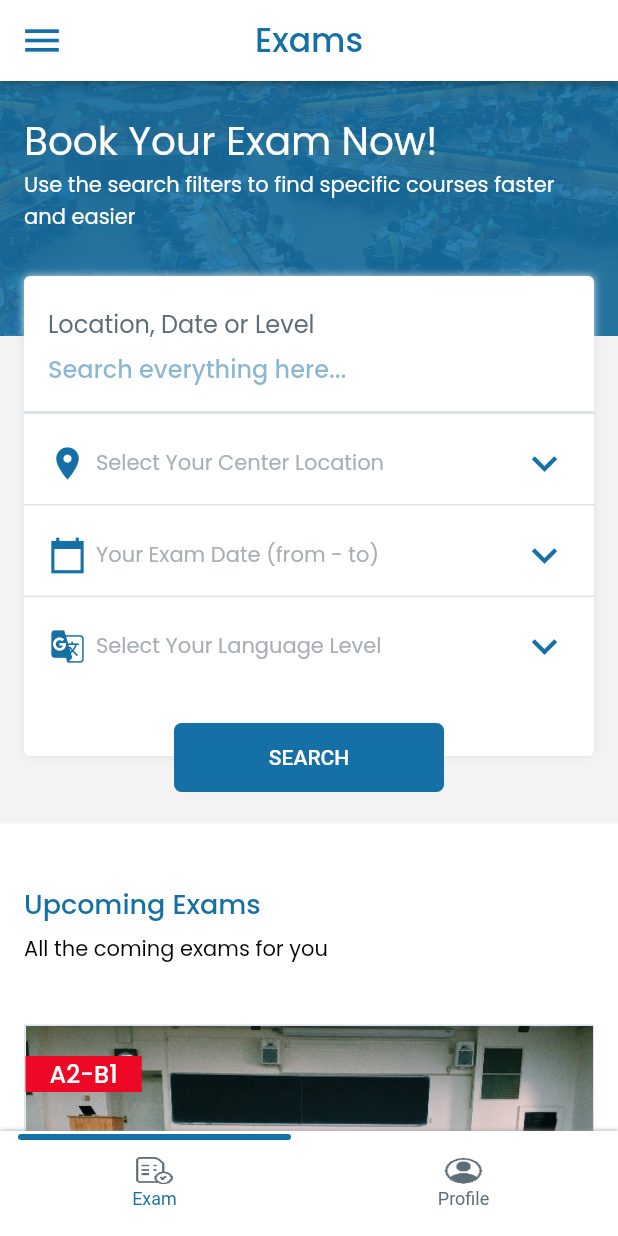
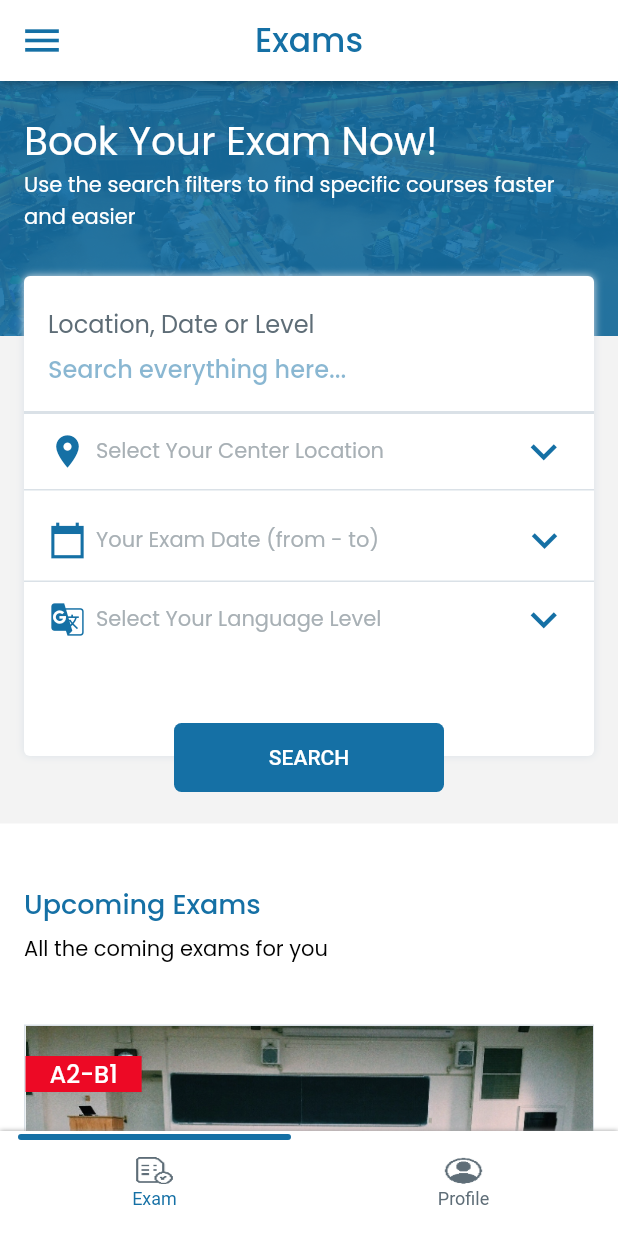
Before and after one commit to vikramS-addweb/Flutter-BBZ-Private, a Flutter app: the screen it shows after launch, on a phone screen of 412 x 824 dp. Run offline on Flutter 3.47's test engine with Material 2 defaults, Android fonts, the phone set to English and light mode, and no system bars; drawn by our look-alikes of persistent_bottom_nav_bar; our stand-ins replace connectivity_plus, custom_navigation_bar, get, image_picker, percent_indicator; missing offline and left inert: custom_top_navigator.

```diff
--- a/lib/Components/DropdownButtonCustom.dart
+++ b/lib/Components/DropdownButtonCustom.dart
@@ -2,60 +2,168 @@ import 'package:bbz/Styles/ColorStyle.dart';
 import 'package:flutter/material.dart';
 import '../Styles/TextStyles.dart';
 
-class DropdownButtonCustom extends StatelessWidget {
-  final Function()? ontap;
-  // final Color? colorBG;
+class DropdownButtonCustom extends StatefulWidget {
+  final Function(String)? onChanged;
+
   final double? width;
   final double? height;
   final List? list;
-  final String? dropdownValue;
+  final EdgeInsets? padding;
+  final Color? colorIcon;
+  final IconData? icon;
+  final TextStyle? textStyle;
+  final String? hintText;
 
-  // final List demoData = ['one', 'two', 'three'];
+  DropdownButtonCustom(
+      {Key? key,
+        this.onChanged,
+        this.width = 150,
+        this.height = 50,
+        this.list = const ['One', 'Two', 'Three'],
+        this.padding = const EdgeInsets.all(0),
+        this.colorIcon = Colors.red,
+        this.textStyle = const TextStyle(color: Colors.red),
+        this.hintText = 'Type your hint text here',
+        this.icon = Icons.add
+      }) : super(key: key);
 
-  DropdownButtonCustom({
-    Key? key,
-    this.ontap,
-    this.width = 150,
-    this.height = 50,
-    this.list,
-    this.dropdownValue = '',
-  }) : super(key: key);
+  @override
+  State<DropdownButtonCustom> createState() => _DropdownButtonCustomState();
+}
+
+class _DropdownButtonCustomState extends State<DropdownButtonCustom> {
+  String? dropdownValue;
+
   @override
   Widget build(BuildContext context) {
-    return SizedBox(
-      width: width,
-      height: height,
-      child: Container(
-        padding: const EdgeInsets.all(8),
-        decoration: BoxDecoration(
-            border: Border.all(color: ColorStyle.grey_DAE1E7), //border of dropdown button
-            borderRadius: BorderRadius.circular(5)),
-        child: DropdownButton<String>(
-          value: list!.first, isExpanded: true,
-          icon: Icon(Icons.expand_more,size: 35, color: ColorStyle.primaryColor_1570A5,),
-          elevation: 16,
-          style: TextStyle(color: ColorStyle.grey_DAE1E7),
-          underline: Container(
-            height: 0,
-            color: Colors.deepPurpleAccent,
+    return Container(
+      width: widget.width,
+      height: widget.height,
+      padding: widget.padding,
+      child: Row(
+        children: [
+          Icon(
+            widget.icon,
+            color: ColorStyle.primaryColor_1570A5,
+            size: 26,
           ),
-          onChanged: (String? value) {
-            // This is called when the user selects an item.
-            // setState(() {
-            //   dropdownValue = value!;
-            // });
-          },
-          items: list!
-              .map((e) => DropdownMenuItem<String>(
-            value: e,
-            child: Text(e),
-          ))
-              .toList(),
-        ),
+          const SizedBox(width: 6),
+          Expanded(
+              child: DropdownButton<String>(
+                icon: Icon(
+                  Icons.expand_more,
+                  size: 35,
+                  color: widget.colorIcon,
+                ),
+                value: dropdownValue,
+                isExpanded: true,
+                elevation: 16,
+                style: widget.textStyle,
+                hint: Text(
+                  widget.hintText!,
+                  style: widget.textStyle!.apply(color: ColorStyle.grey_A8B0B5),
+                  textAlign: TextAlign.center,
+                ),
+                underline: Container(
+                  height: 0,
+                  color: Colors.deepPurpleAccent,
+                ),
+                onChanged: (value) {
+                  dropdownValue = value;
+
+                  setState(() {
+
+                  });
+                },
+                items: widget.list!.map((e) => DropdownMenuItem<String>(
+                  value: e,
+                  child: Text(
+                    e,
+                    style: widget.textStyle!.apply(color: Colors.black),
+                  ),
+                )).toList(),
+              ))
+        ],
       ),
     );
   }
 }
+
+// class DropdownButtonCustom extends StatelessWidget {
+//   final Function(String)? onChanged;
+//
+//   final double? width;
+//   final double? height;
+//   final List? list;
+//   final String? dropdownValue;
+//   final EdgeInsets? padding;
+//   final Color? colorIcon;
+//   final TextStyle? textStyle;
+//
+//   DropdownButtonCustom(
+//       {Key? key,
+//       this.onChanged,
+//       this.width = 150,
+//       this.height = 50,
+//       this.list = const ['One', 'Two', 'Three'],
+//       this.dropdownValue, // = 'One',
+//       this.padding = const EdgeInsets.all(0),
+//       this.colorIcon = Colors.red,
+//       this.textStyle = const TextStyle(color: Colors.red)})
+//       : super(key: key);
+//
+//   @override
+//   Widget build(BuildContext context) {
+//     return Container(
+//       width: width,
+//       height: height,
+//       padding: padding,
+//       child: Row(
+//         children: [
+//           Icon(
+//             Icons.location_on,
+//             color: ColorStyle.primaryColor_1570A5,
+//             size: 26,
+//           ),
+//           const SizedBox(width: 6),
+//           Expanded(
+//               child: DropdownButton<String>(
+//             icon: Icon(
+//               Icons.expand_more,
+//               size: 35,
+//               color: colorIcon,
+//             ),
+//             value: dropdownValue,
+//             isExpanded: true,
+//             elevation: 16,
+//             style: textStyle,
+//             hint: Text(
+//               'Select Month',
+//               style: textStyle!.apply(color: ColorStyle.grey_A8B0B5),
+//               textAlign: TextAlign.center,
+//             ),
+//             underline: Container(
+//               height: 0,
+//               color: Colors.deepPurpleAccent,
+//             ),
+//             onChanged: (value) {
+//               // onChanged!(value!);
+//             },
+//             items: list!
+//                 .map((e) => DropdownMenuItem<String>(
+//                       value: e,
+//                       child: Text(
+//                         e,
+//                         style: textStyle!.apply(color: Colors.black),
+//                       ),
+//                     ))
+//                 .toList(),
+//           ))
+//         ],
+//       ),
+//     );
+//   }
+// }
 
 class DropdownWithLabel extends StatelessWidget {
   const DropdownWithLabel({
@@ -72,8 +180,10 @@ class DropdownWithLabel extends StatelessWidget {
 
   final String? firstText;
   final String? secondText;
+
   // final String? hintText;
   final Function()? ontap;
+
   // final Color? colorBG;
   final double? width;
   final double? height;
@@ -86,43 +196,59 @@ class DropdownWithLabel extends StatelessWidget {
       children: [
         Row(
           children: [
-            Text(firstText!, style: TextStylesCustom.textStyles_14,),
-            Text(secondText!, style: TextStylesCustom.textStyles_14.apply(color: ColorStyle.red_ED0925),),
+            Text(
+              firstText!,
+              style: TextStylesCustom.textStyles_14,
+            ),
+            Text(
+              secondText!,
+              style: TextStylesCustom.textStyles_14
+                  .apply(color: ColorStyle.red_ED0925),
+            ),
           ],
         ),
-        const SizedBox(height: 14,),
-    SizedBox(
-    width: width,
-    height: height,
-    child: Container(
-    padding: const EdgeInsets.all(8),
-    decoration: BoxDecoration(
-    border: Border.all(color: ColorStyle.grey_DAE1E7), //border of dropdown button
-    borderRadius: BorderRadius.circular(5)),
-    child: DropdownButton<String>(
-    value: list!.first, isExpanded: true,
-    icon: Icon(Icons.expand_more,size: 35, color: ColorStyle.primaryColor_1570A5,),
-    elevation: 16,
-    style: TextStyle(color: ColorStyle.grey_DAE1E7),
-    underline: Container(
-    height: 0,
-    color: Colors.deepPurpleAccent,
-    ),
-    onChanged: (String? value) {
-    // This is called when the user selects an item.
-    // setState(() {
-    //   dropdownValue = value!;
-    // });
-    },
-    items: list!
-        .map((e) => DropdownMenuItem<String>(
-    value: e,
-    child: Text(e),
-    ))
-        .toList(),
-    ),
-    ),
-    )    ],
+        const SizedBox(
+          height: 14,
+        ),
+        SizedBox(
+          width: width,
+          height: height,
+          child: Container(
+            padding: const EdgeInsets.all(8),
+            decoration: BoxDecoration(
+                border: Border.all(color: ColorStyle.grey_DAE1E7),
+                //border of dropdown button
+                borderRadius: BorderRadius.circular(5)),
+            child: DropdownButton<String>(
+              value: list!.first,
+              isExpanded: true,
+              icon: Icon(
+                Icons.expand_more,
+                size: 35,
+                color: ColorStyle.primaryColor_1570A5,
+              ),
+              elevation: 16,
+              style: TextStyle(color: ColorStyle.grey_DAE1E7),
+              underline: Container(
+                height: 0,
+                color: Colors.deepPurpleAccent,
+              ),
+              onChanged: (String? value) {
+                // This is called when the user selects an item.
+                // setState(() {
+                //   dropdownValue = value!;
+                // });
+              },
+              items: list!
+                  .map((e) => DropdownMenuItem<String>(
+                        value: e,
+                        child: Text(e),
+                      ))
+                  .toList(),
+            ),
+          ),
+        )
+      ],
     );
   }
 }
--- a/lib/Views/Exam.dart
+++ b/lib/Views/Exam.dart
@@ -1,5 +1,6 @@
 
 
+import 'package:bbz/Components/PickerCustom.dart';
 import 'package:get/get.dart';
 import 'package:flutter/material.dart';
 import 'package:bbz/Styles/ColorStyle.dart';
@@ -14,13 +15,15 @@ import '../Components/BottomNavBarCustom.dart';
 import '../Utils/Global.dart';
 import 'BookingConfirmation.dart';
 import 'ExamDetail.dart';
+import '../Components/DropdownButtonCustom.dart';
 
 
 class Exam extends StatelessWidget {
   const Exam({Key? key}) : super(key: key);
 
   textIcon(IconData icon, String text, bool isBorder) {
-    return Container(
+    return InkWell(
+      child: Container(
         padding: const EdgeInsets.only(
           top: 16,
           bottom: 10,
@@ -62,6 +65,10 @@ class Exam extends StatelessWidget {
             ),
           ],
         ),
+      ),
+      onTap: () {
+        PickerCustom.datePicker('dd MMM yyyy');
+      },
     );
   }
 
@@ -191,9 +198,36 @@ class Exam extends StatelessWidget {
                             ],
                           ),
                         ),
-                        textIcon(Icons.location_on, 'Select Your Center Location', true),
+                        DropdownButtonCustom(
+                          width: MediaQuery.of(context).size.width - 32,
+                          height: 50,
+                          hintText: 'Select Your Center Location',
+                          list: const ['One', 'Two', 'Three'],
+                          padding: const EdgeInsets.only(
+                            left: 16, right: 16
+                          ),
+                          colorIcon: ColorStyle.primaryColor_1570A5,
+                          icon: Icons.location_on_sharp,
+                          textStyle: TextStylesCustom.textStyles_14,
+                        ),
+                        Container(
+                          height: 1,
+                          color: ColorStyle.grey_DAE1E7,
+                        ),
                         textIcon(Icons.calendar_today_sharp, 'Your Exam Date (from - to)', true),
-                        textIcon(Icons.g_translate_rounded, 'Select Your Language Level', false),
+                        DropdownButtonCustom(
+                          width: MediaQuery.of(context).size.width - 32,
+                          height: 50,
+                          hintText: 'Select Your Language Level',
+                          list: const ['One', 'Two', 'Three'],
+                          padding: const EdgeInsets.only(
+                              left: 16, right: 16
+                          ),
+                          colorIcon: ColorStyle.primaryColor_1570A5,
+                          textStyle: TextStylesCustom.textStyles_14,
+                          icon: Icons.g_translate_rounded,
+                        ),
+                        // textIcon(Icons.g_translate_rounded, 'Select Your Language Level', false),
                       ],
                     ),
                   ),
```
Lines whose indentation alone changed are shown as unchanged.
